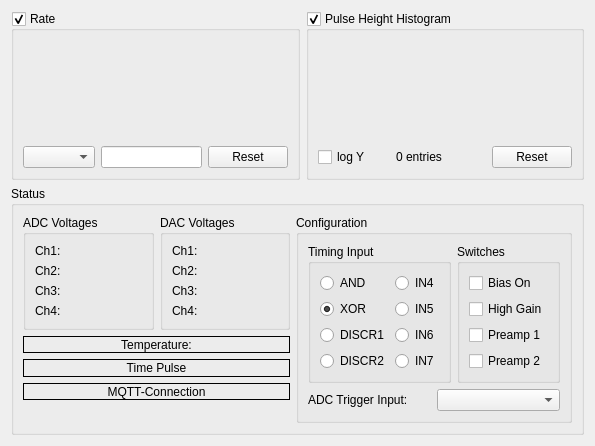
The window that gui/src/status.ui (MuonPi/muondetector) describes before a commit, drawn with Qt 5.
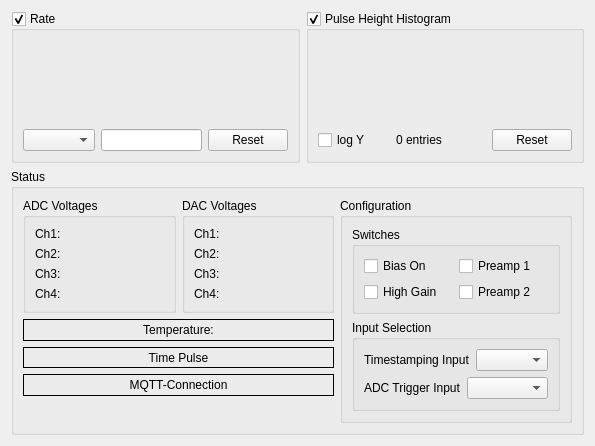
The same window after the commit. Custom widgets are drawn as their Qt base class.

Commit message: Consistently use TIMING_MUX_SELECTION type for timing input instead of selection index. Changed timing selection in GUI from QButtonGroup to drop-down menu

```diff
--- a/gui/src/status.ui
+++ b/gui/src/status.ui
@@ -380,156 +380,6 @@
         </property>
         <layout class="QGridLayout" name="gridLayout_4">
          <item row="0" column="0">
-          <widget class="QGroupBox" name="InputSelectGroupBox">
-           <property name="sizePolicy">
-            <sizepolicy hsizetype="Preferred" vsizetype="Minimum">
-             <horstretch>0</horstretch>
-             <verstretch>0</verstretch>
-            </sizepolicy>
-           </property>
-           <property name="minimumSize">
-            <size>
-             <width>0</width>
-             <height>0</height>
-            </size>
-           </property>
-           <property name="maximumSize">
-            <size>
-             <width>16777215</width>
-             <height>16777215</height>
-            </size>
-           </property>
-           <property name="title">
-            <string>Timing Input</string>
-           </property>
-           <property name="checkable">
-            <bool>false</bool>
-           </property>
-           <layout class="QGridLayout" name="gridLayout">
-            <item row="0" column="0">
-             <widget class="QRadioButton" name="InputSelectRadioButton0">
-              <property name="font">
-               <font>
-                <pointsize>9</pointsize>
-               </font>
-              </property>
-              <property name="text">
-               <string>AND</string>
-              </property>
-              <property name="checked">
-               <bool>false</bool>
-              </property>
-             </widget>
-            </item>
-            <item row="0" column="1">
-             <widget class="QRadioButton" name="InputSelectRadioButton4">
-              <property name="font">
-               <font>
-                <pointsize>9</pointsize>
-               </font>
-              </property>
-              <property name="text">
-               <string>IN4</string>
-              </property>
-              <property name="checked">
-               <bool>false</bool>
-              </property>
-             </widget>
-            </item>
-            <item row="1" column="0">
-             <widget class="QRadioButton" name="InputSelectRadioButton1">
-              <property name="font">
-               <font>
-                <pointsize>9</pointsize>
-               </font>
-              </property>
-              <property name="text">
-               <string>XOR</string>
-              </property>
-              <property name="checked">
-               <bool>true</bool>
-              </property>
-             </widget>
-            </item>
-            <item row="1" column="1">
-             <widget class="QRadioButton" name="InputSelectRadioButton5">
-              <property name="font">
-               <font>
-                <pointsize>9</pointsize>
-               </font>
-              </property>
-              <property name="text">
-               <string>IN5</string>
-              </property>
-              <property name="checked">
-               <bool>false</bool>
-              </property>
-             </widget>
-            </item>
-            <item row="2" column="0">
-             <widget class="QRadioButton" name="InputSelectRadioButton2">
-              <property name="font">
-               <font>
-                <pointsize>9</pointsize>
-               </font>
-              </property>
-              <property name="text">
-               <string>DISCR1</string>
-              </property>
-              <property name="checked">
-               <bool>false</bool>
-              </property>
-             </widget>
-            </item>
-            <item row="2" column="1">
-             <widget class="QRadioButton" name="InputSelectRadioButton6">
-              <property name="font">
-               <font>
-                <pointsize>9</pointsize>
-               </font>
-              </property>
-              <property name="text">
-               <string>IN6</string>
-              </property>
-              <property name="checked">
-               <bool>false</bool>
-              </property>
-             </widget>
-            </item>
-            <item row="3" column="0">
-             <widget class="QRadioButton" name="InputSelectRadioButton3">
-              <property name="font">
-               <font>
-                <pointsize>9</pointsize>
-               </font>
-              </property>
-              <property name="text">
-               <string>DISCR2</string>
-              </property>
-              <property name="checked">
-               <bool>false</bool>
-              </property>
-             </widget>
-            </item>
-            <item row="3" column="1">
-             <widget class="QRadioButton" name="InputSelectRadioButton7">
-              <property name="font">
-               <font>
-                <pointsize>9</pointsize>
-               </font>
-              </property>
-              <property name="text">
-               <string>IN7</string>
-              </property>
-              <property name="checked">
-               <bool>false</bool>
-              </property>
-             </widget>
-            </item>
-           </layout>
-          </widget>
-         </item>
-         <item row="0" column="1">
           <widget class="QGroupBox" name="groupBox">
            <property name="sizePolicy">
             <sizepolicy hsizetype="Preferred" vsizetype="Minimum">
@@ -552,7 +402,7 @@
            <property name="title">
             <string>Switches</string>
            </property>
-           <layout class="QGridLayout" name="gridLayout_3">
+           <layout class="QGridLayout" name="gridLayout">
             <item row="0" column="0">
              <widget class="QCheckBox" name="biasEnableCheckBox">
               <property name="font">
@@ -568,19 +418,7 @@
               </property>
              </widget>
             </item>
-            <item row="1" column="0">
-             <widget class="QCheckBox" name="highGainCheckBox">
-              <property name="font">
-               <font>
-                <pointsize>9</pointsize>
-               </font>
-              </property>
-              <property name="text">
-               <string>High Gain</string>
-              </property>
-             </widget>
-            </item>
-            <item row="2" column="0">
+            <item row="0" column="1">
              <widget class="QCheckBox" name="preamp1CheckBox">
               <property name="font">
                <font>
@@ -592,7 +430,19 @@
               </property>
              </widget>
             </item>
-            <item row="3" column="0">
+            <item row="1" column="0">
+             <widget class="QCheckBox" name="highGainCheckBox">
+              <property name="font">
+               <font>
+                <pointsize>9</pointsize>
+               </font>
+              </property>
+              <property name="text">
+               <string>High Gain</string>
+              </property>
+             </widget>
+            </item>
+            <item row="1" column="1">
              <widget class="QCheckBox" name="preamp2CheckBox">
               <property name="font">
                <font>
@@ -607,36 +457,97 @@
            </layout>
           </widget>
          </item>
-         <item row="1" column="0" colspan="2">
-          <layout class="QHBoxLayout" name="horizontalLayout">
-           <item>
-            <widget class="QLabel" name="label">
-             <property name="sizePolicy">
-              <sizepolicy hsizetype="Preferred" vsizetype="Minimum">
-               <horstretch>0</horstretch>
-               <verstretch>0</verstretch>
-              </sizepolicy>
-             </property>
-             <property name="font">
-              <font>
-               <pointsize>9</pointsize>
-              </font>
-             </property>
-             <property name="text">
-              <string>ADC Trigger Input:</string>
-             </property>
-            </widget>
-           </item>
-           <item>
-            <widget class="QComboBox" name="triggerSelectionComboBox">
-             <property name="font">
-              <font>
-               <pointsize>9</pointsize>
-              </font>
-             </property>
-            </widget>
-           </item>
-          </layout>
+         <item row="1" column="0">
+          <widget class="QGroupBox" name="InputSelectGroupBox">
+           <property name="sizePolicy">
+            <sizepolicy hsizetype="Preferred" vsizetype="Minimum">
+             <horstretch>0</horstretch>
+             <verstretch>0</verstretch>
+            </sizepolicy>
+           </property>
+           <property name="minimumSize">
+            <size>
+             <width>0</width>
+             <height>0</height>
+            </size>
+           </property>
+           <property name="maximumSize">
+            <size>
+             <width>16777215</width>
+             <height>16777215</height>
+            </size>
+           </property>
+           <property name="title">
+            <string>Input Selection</string>
+           </property>
+           <property name="checkable">
+            <bool>false</bool>
+           </property>
+           <layout class="QGridLayout" name="gridLayout_3">
+            <item row="1" column="0">
+             <layout class="QHBoxLayout" name="horizontalLayout">
+              <item>
+               <widget class="QLabel" name="label">
+                <property name="sizePolicy">
+                 <sizepolicy hsizetype="Preferred" vsizetype="Minimum">
+                  <horstretch>0</horstretch>
+                  <verstretch>0</verstretch>
+                 </sizepolicy>
+                </property>
+                <property name="font">
+                 <font>
+                  <pointsize>9</pointsize>
+                 </font>
+                </property>
+                <property name="text">
+                 <string>ADC Trigger Input</string>
+                </property>
+               </widget>
+              </item>
+              <item>
+               <widget class="QComboBox" name="triggerSelectionComboBox">
+                <property name="font">
+                 <font>
+                  <pointsize>9</pointsize>
+                 </font>
+                </property>
+               </widget>
+              </item>
+             </layout>
+            </item>
+            <item row="0" column="0">
+             <layout class="QHBoxLayout" name="horizontalLayout_2">
+              <item>
+               <widget class="QLabel" name="label_2">
+                <property name="sizePolicy">
+                 <sizepolicy hsizetype="Preferred" vsizetype="Minimum">
+                  <horstretch>0</horstretch>
+                  <verstretch>0</verstretch>
+                 </sizepolicy>
+                </property>
+                <property name="font">
+                 <font>
+                  <pointsize>9</pointsize>
+                 </font>
+                </property>
+                <property name="text">
+                 <string>Timestamping Input</string>
+                </property>
+               </widget>
+              </item>
+              <item>
+               <widget class="QComboBox" name="timingSelectionComboBox">
+                <property name="font">
+                 <font>
+                  <pointsize>9</pointsize>
+                 </font>
+                </property>
+               </widget>
+              </item>
+             </layout>
+            </item>
+           </layout>
+          </widget>
          </item>
         </layout>
        </widget>
```
The commit also changes 7 other files.
